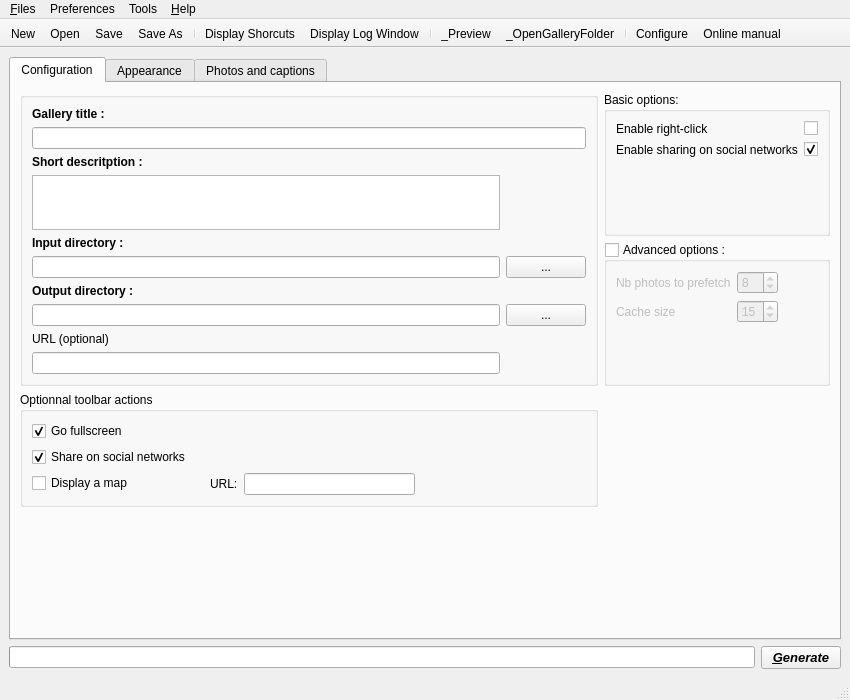
Qt form src/ui/mainwin.ui (Pixinn/ezwebgallery) before a commit.
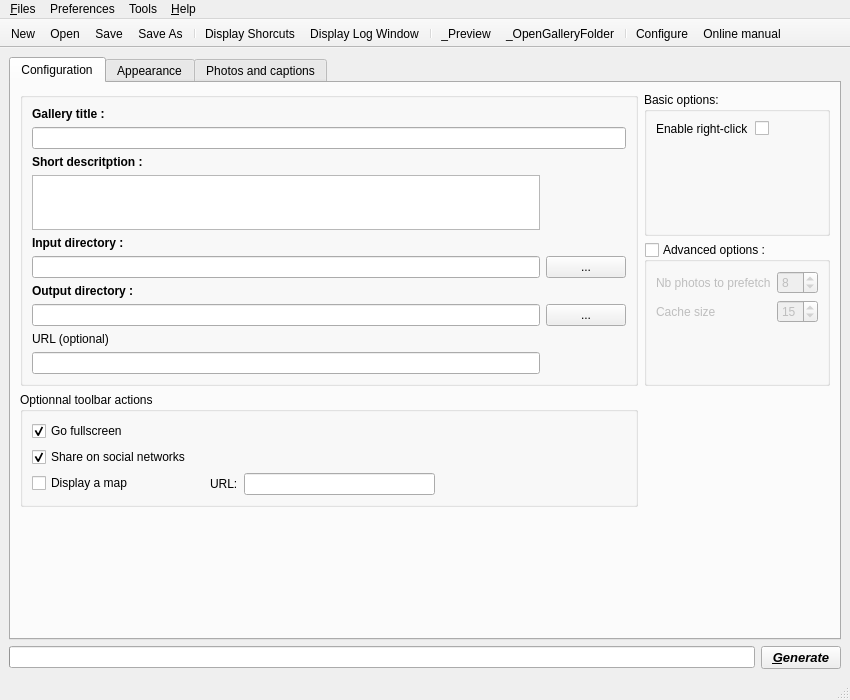
The same form after that commit. Icons and pictures are not drawn. Custom widgets are drawn as their Qt base class.

Commit message: Optional toolbar button "Share"

Diff of the .ui file:
```diff
--- a/src/ui/mainwin.ui
+++ b/src/ui/mainwin.ui
@@ -420,32 +420,6 @@
                      </property>
                     </widget>
                    </item>
-                   <item row="1" column="1">
-                    <widget class="QCheckBox" name="checkBox_SocialNetworks">
-                     <property name="toolTip">
-                      <string>Allow sharing on various social networks like Facebook, Twitter...</string>
-                     </property>
-                     <property name="text">
-                      <string/>
-                     </property>
-                     <property name="checked">
-                      <bool>true</bool>
-                     </property>
-                     <property name="tristate">
-                      <bool>false</bool>
-                     </property>
-                    </widget>
-                   </item>
-                   <item row="1" column="0">
-                    <widget class="QLabel" name="label_SocialNetworks">
-                     <property name="toolTip">
-                      <string/>
-                     </property>
-                     <property name="text">
-                      <string>Enable sharing on social networks</string>
-                     </property>
-                    </widget>
-                   </item>
                   </layout>
                  </item>
                 </layout>
```
Left out of the diff: 2 changed lines with no effect on the pictures. The commit also changes 2 other files.
